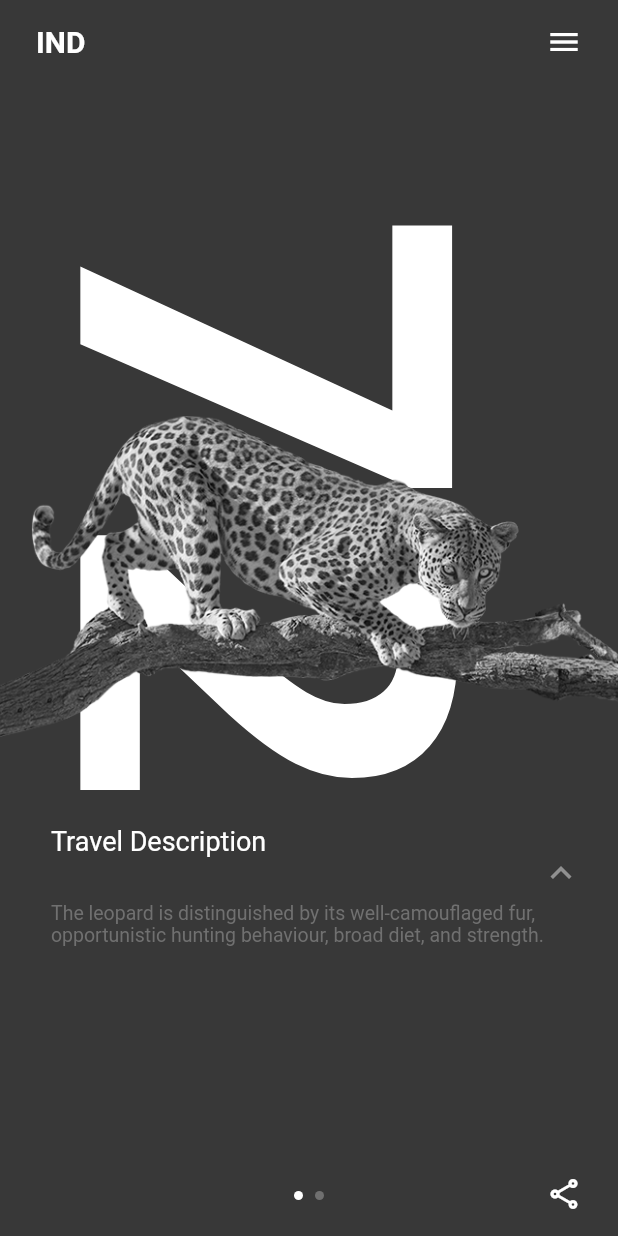
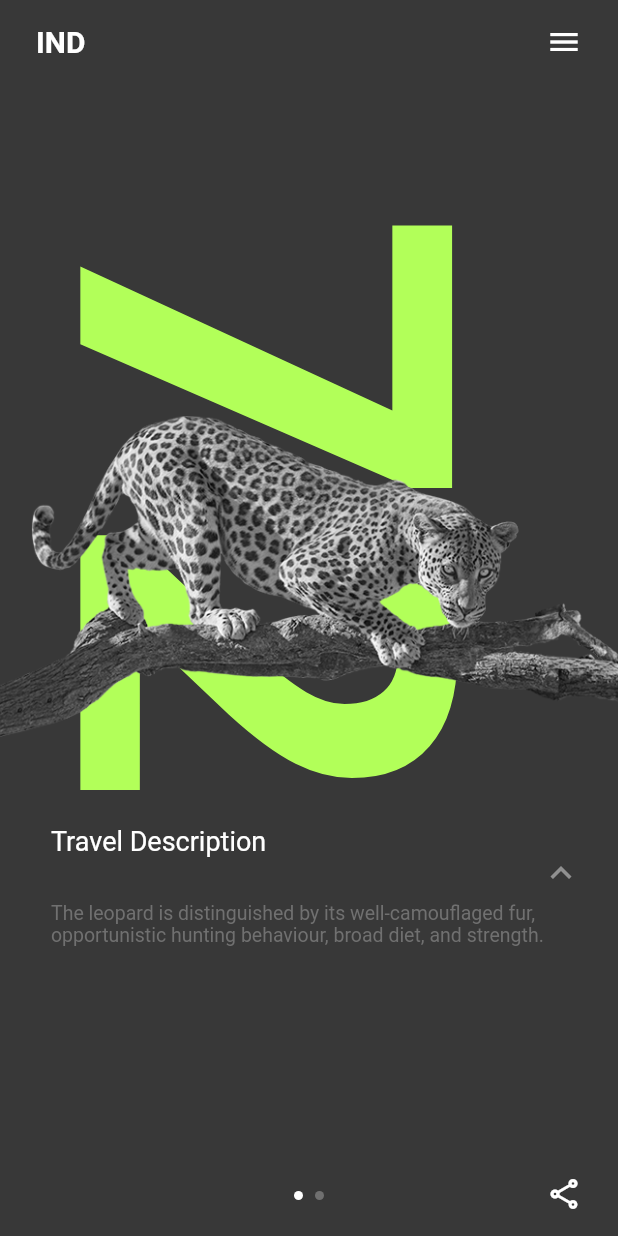
Before and after one commit to seadhant/design-challenge, a Flutter app: the screen it shows after launch, on a phone screen of 412 x 824 dp. Run offline on Flutter 3.47's test engine with Material 2 defaults, Android fonts, the phone set to English and light mode, and no system bars.

Commit message:
colour change

```diff
--- a/lib/main_page.dart
+++ b/lib/main_page.dart
@@ -52,7 +52,7 @@ class _MainPageState extends State<MainPage>with TickerProviderStateMixin {
   AnimationController _mapAnimationController;
   final PageController _pageController = PageController();
 
-  double get maxHeight =>400.0 +32+24;
+  double get maxHeight =>456.0;
 
   @override
   void initState() {
@@ -318,7 +318,7 @@ class BigText extends StatelessWidget {
           width: 400,
           child: FittedBox(
               alignment: Alignment.topCenter, fit: BoxFit.cover,
-              child: Text('72',style: TextStyle(fontSize: 330,fontWeight: FontWeight.bold),)),
+              child: Text('72',style: TextStyle(fontSize: 330,fontWeight: FontWeight.bold,color: Colors.lightGreenAccent),)),
         )));
   }
 }
@@ -396,7 +396,7 @@ class VultureCircle extends StatelessWidget {
             margin: const EdgeInsets.only(bottom: 250),
             decoration: BoxDecoration(
               shape: BoxShape.circle,
-              color: lightGrey,
+              color: Colors.lightGreenAccent,
             ),
             width: size,
             height: size,
@@ -414,7 +414,7 @@ class TravelDetailsLabel extends StatelessWidget {
       builder: (context, notifier, animation, child) {
         return Positioned(
           top: 128.0 +
-              (1 - animation.value) * (MediaQuery.of(context).size.height / 2 + 32 - 4),
+              (1 - animation.value) * (MediaQuery.of(context).size.height / 2 + 28),
           left: 24 + MediaQuery.of(context).size.width - notifier.offset,
           child: Opacity(
             opacity: math.max(0, 4 * notifier.page - 3),
@@ -439,7 +439,7 @@ class StartCampLabel extends StatelessWidget {
       builder: (context, notifier, child) {
         double opacity = math.max(0, 4 * notifier.page - 3);
         return Positioned(
-          top: 128.0 + 400 + 32 + 16 + 32,
+          top: 608.0,
           width: (MediaQuery.of(context).size.width - 48) / 3,
           left: opacity * 24.0,
           child: Opacity(
@@ -453,7 +453,7 @@ class StartCampLabel extends StatelessWidget {
             alignment: Alignment.centerRight,
             child: Text(
               'Start camp',
-              style: TextStyle(fontSize: 14, fontWeight: FontWeight.w300),
+              style: TextStyle(color: Colors.lightGreenAccent,fontSize: 14, fontWeight: FontWeight.w300),
             ),
           ),
       ),
@@ -468,7 +468,7 @@ class StartTimeLabel extends StatelessWidget {
       builder: (context, notifier, child) {
         double opacity = math.max(0, 4 * notifier.page - 3);
         return Positioned(
-          top: 128.0 + 400 + 32 + 16 + 32 + 40,
+          top: 648.0,
           width: (MediaQuery.of(context).size.width - 48) / 3,
           left: opacity * 24.0,
           child: Opacity(
@@ -498,11 +498,8 @@ class BaseCampLabel extends StatelessWidget {
       builder: (context, notifier, animation, child) {
         double opacity = math.max(0, 4 * notifier.page - 3);
         return Positioned(
-          top: 128.0 +
-              32 +
-              16 +
-              4 +
-              (1 - animation.value) * (MediaQuery.of(context).size.height / 2 + 32 - 4),
+          top: 180.0+
+              (1 - animation.value) * (MediaQuery.of(context).size.height / 2 + 28),
           width: (MediaQuery.of(context).size.width - 48) / 3,
           right: opacity * 24.0,
           child: Opacity(
@@ -516,7 +513,7 @@ class BaseCampLabel extends StatelessWidget {
           alignment: Alignment.centerLeft,
           child: Text(
             'Base camp',
-            style: TextStyle(
+            style: TextStyle(color: Colors.lightGreenAccent,
               fontSize: 14,
               fontWeight: FontWeight.w300,
             ),
@@ -534,11 +531,8 @@ class BaseTimeLabel extends StatelessWidget {
       builder: (context, notifier, animation, child) {
         double opacity = math.max(0, 4 * notifier.page - 3);
         return Positioned(
-          top: 128.0 +
-              32 +
-              16 +
-              44 +
-              (1 - animation.value) * (MediaQuery.of(context).size.height / 2 + 32 - 4),
+          top: 220.0+
+              (1 - animation.value) * (MediaQuery.of(context).size.height / 2 + 28),
           width: (MediaQuery.of(context).size.width - 48) / 3,
           right: opacity * 24.0,
           child: Opacity(
@@ -571,7 +565,7 @@ class DistanceLabel extends StatelessWidget {
       builder: (context, notifier, child) {
         double opacity = math.max(0, 4 * notifier.page - 3);
         return Positioned(
-          top: 128.0 + 400 + 32 + 16 + 32 + 40,
+          top: 648.0,
           width: MediaQuery.of(context).size.width,
           child: Opacity(
             opacity: opacity,
@@ -613,7 +607,7 @@ class HorizontalTravelDots extends StatelessWidget {
           opacity = 1;
         }
         return Positioned(
-          top: 128.0 + MediaQuery.of(context).size.height / 2 +32+16+32+4,
+          top: 128.0 + MediaQuery.of(context).size.height / 2 +84,
           left: 0,
           right: 0,
           child: Center(
@@ -676,8 +670,8 @@ class VerticalTravelDots extends StatelessWidget {
         if (animation.value < 1 / 6 || notifier.value > 0) {
           return Container();
         }
-        double startTop = 128.0 + MediaQuery.of(context).size.height / 2 +32+16+32+4;
-        double endTop = 128.0 + 32 + 16 + 8;
+        double startTop = 128.0 + MediaQuery.of(context).size.height / 2 +84;
+        double endTop = 184.0;
 
         double top = endTop +
             (1 - (1.2 * (animation.value - 1 / 6))) *
@@ -687,7 +681,7 @@ class VerticalTravelDots extends StatelessWidget {
 
         return Positioned(
           top: top, left: 192,
-          bottom: MediaQuery.of(context).size.height - 128.0 -64-16-32-4-MediaQuery.of(context).size.height/2 - 8,
+          bottom: MediaQuery.of(context).size.height - 244.0-MediaQuery.of(context).size.height/2 - 8,
           child: Center(
             child: Stack(
               alignment: Alignment.bottomCenter,
@@ -695,7 +689,7 @@ class VerticalTravelDots extends StatelessWidget {
                 Container(
                   width: 2,
                   height: double.infinity,
-                  color: white,
+                  color: Colors.lightGreenAccent,
                 ),
                 Positioned(
                   top: top > oneThird + endTop ? 0 : oneThird + endTop - top,
@@ -793,7 +787,7 @@ class ArrowIcon extends StatelessWidget {
       builder: (context, animation, child) {
         return Positioned(
           top: 128.0 +
-              (1 - animation.value) * (MediaQuery.of(context).size.height / 2 + 32 - 4),
+              (1 - animation.value) * (MediaQuery.of(context).size.height / 2 + 28),
           right: 24,
           child: child,
         );
@@ -813,8 +807,8 @@ class LeopardIconLabel extends StatelessWidget {
     return Consumer2<AnimationController, MapAnimationNotifier>(
       builder: (context, animation, notifier, child) {
         double startTop =
-            128.0 + MediaQuery.of(context).size.height / 2 + 32 + 16 + 32 + 4;
-        double endTop = 128.0 + 32 + 16 + 8;
+            128.0 + MediaQuery.of(context).size.height / 2 + 84;
+        double endTop = 184.0;
         double oneThird = (startTop - endTop) / 3;
         double opacity;
         if (animation.value < 3 / 4) {
@@ -827,7 +821,7 @@ class LeopardIconLabel extends StatelessWidget {
           opacity = 0;
         }
         return Positioned(
-          top: endTop + oneThird - 28 - 16 - 7,
+          top: endTop + oneThird - 51,
           left: 10 + opacity * 16,
           child: Opacity(
             opacity: opacity,
@@ -849,8 +843,8 @@ class VultureIconLabel extends StatelessWidget {
     return Consumer2<AnimationController, MapAnimationNotifier>(
       builder: (context, animation, notifier, child) {
         double startTop =
-            128.0 + MediaQuery.of(context).size.height / 2 + 32 + 16 + 32 + 4;
-        double endTop = 128.0 + 32 + 16 + 8;
+            128.0 + MediaQuery.of(context).size.height / 2 + 84;
+        double endTop = 184.0;
         double oneThird = (startTop - endTop) / 3;
         double opacity;
         if (animation.value < 2 / 3) {
@@ -864,7 +858,7 @@ class VultureIconLabel extends StatelessWidget {
         }
 
         return Positioned(
-          top: endTop + 2 * oneThird - 28 - 16 - 7,
+          top: endTop + 2 * oneThird - 51,
           right: 10 + opacity * 16,
           child: Opacity(
             opacity: opacity,
@@ -967,14 +961,14 @@ class CurvedRoute extends StatelessWidget {
           return Container();
         }
         double startTop =
-            128.0 + MediaQuery.of(context).size.height / 2 + 32 + 16 + 32 + 4;
-        double endTop = 128.0 + 32 + 16 + 8;
+            128.0 + MediaQuery.of(context).size.height / 2 + 84;
+        double endTop = 184.0;
         double oneThird = (startTop - endTop) / 3;
         double width = MediaQuery.of(context).size.width;
 
         return Positioned(
           top: endTop,
-          bottom: MediaQuery.of(context).size.height - 128.0 -32-16-32-4-MediaQuery.of(context).size.height/2 - 8,
+          bottom: MediaQuery.of(context).size.height - 212.0-MediaQuery.of(context).size.height/2 - 8,
           left: 0,
           right: 0,
           child: Center(
@@ -985,11 +979,7 @@ class CurvedRoute extends StatelessWidget {
                   top: oneThird,
                   right: width / 2 - 4 - animation.value * 60,
                   child: Container(
-                    decoration: BoxDecoration(
-                      shape: BoxShape.circle,
-                      border: Border.all(color: white, width: 2.5),
-                      color: mainBlack,
-                    ),
+                    child: Icon(Icons.arrow_drop_down,color: Colors.lightGreenAccent,size: 30,),
                     height: 8,
                     width: 8,
                   ),
@@ -998,11 +988,7 @@ class CurvedRoute extends StatelessWidget {
                   top: 2 * oneThird,
                   right: width / 2 - 4 - animation.value * 50,
                   child: Container(
-                    decoration: BoxDecoration(
-                      shape: BoxShape.circle,
-                      border: Border.all(color: white, width: 2.5),
-                      color: mainBlack,
-                    ),
+                    child: Icon(Icons.arrow_drop_down,color: Colors.lightGreenAccent,size: 30,),
                     height: 8,
                     width: 8,
                   ),
@@ -1011,11 +997,7 @@ class CurvedRoute extends StatelessWidget {
                   alignment: Alignment(0, 1),
                   child: Container(
                     margin: EdgeInsets.only(right: 100 * animation.value),
-                    decoration: BoxDecoration(
-                      shape: BoxShape.circle,
-                      border: Border.all(color: white, width: 1),
-                      color: mainBlack,
-                    ),
+                    child: Icon(Icons.add_location_rounded,color: Colors.lightGreenAccent,size: 40,),
                     height: 8,
                     width: 8,
                   ),
@@ -1024,10 +1006,7 @@ class CurvedRoute extends StatelessWidget {
                   alignment: Alignment(0, -1),
                   child: Container(
                     margin: EdgeInsets.only(left: 40 * animation.value),
-                    decoration: BoxDecoration(
-                      shape: BoxShape.circle,
-                      color: white,
-                    ),
+                    child: Icon(Icons.account_balance,color: Colors.lightGreenAccent,size: 40,),
                     height: 8,
                     width: 8,
                   ),
@@ -1048,9 +1027,9 @@ class MapBaseCamp extends StatelessWidget {
       builder: (context, notifier, child) {
         double opacity = math.max(0, 4 * (notifier.value - 3 / 4));
         return Positioned(
-          top: 128.0 + 32 + 16 + 4,
+          top: 216.0,
           width: (MediaQuery.of(context).size.width - 48) / 3,
-          right: 30.0,
+          right: 20.0,
           child: Opacity(
             opacity: opacity,
             child: child,
@@ -1078,7 +1057,7 @@ class MapStartCamp extends StatelessWidget {
       builder: (context, notifier, child) {
         double opacity = math.max(0, 4 * (notifier.value - 3 / 4));
         return Positioned(
-          top: 128.0 + MediaQuery.of(context).size.height/2 +32+16+32,
+          top: 128.0 + MediaQuery.of(context).size.height/2 +80,left: 60,
           width: (MediaQuery.of(context).size.width - 48) / 3,
           child: Opacity(
             opacity: opacity,
@@ -1107,7 +1086,7 @@ class MapLeopards extends StatelessWidget {
       builder: (context, notifier, child) {
         double opacity = math.max(0, 4 * (notifier.value - 3 / 4));
         return Positioned(
-          top: 64.0 + 32 + 50 + 4 + (28+MediaQuery.of(context).size.height/2)/3,left: 120,
+          top: 162.0 + (28+MediaQuery.of(context).size.height/2)/3,left: 150,
           child: Opacity(
             opacity: opacity,
             child: child,
@@ -1132,7 +1111,7 @@ class MapVultures extends StatelessWidget {
       builder: (context, notifier, child) {
         double opacity = math.max(0, 4 * (notifier.value - 3 / 4));
         return Positioned(
-          top: 128.0 + 160 + 16 + 4 + (28+MediaQuery.of(context).size.height/2)/3,
+          top: 308.0 + (28+MediaQuery.of(context).size.height/2)/3,
           right: 50,
           child: Opacity(
             opacity: opacity,
```
